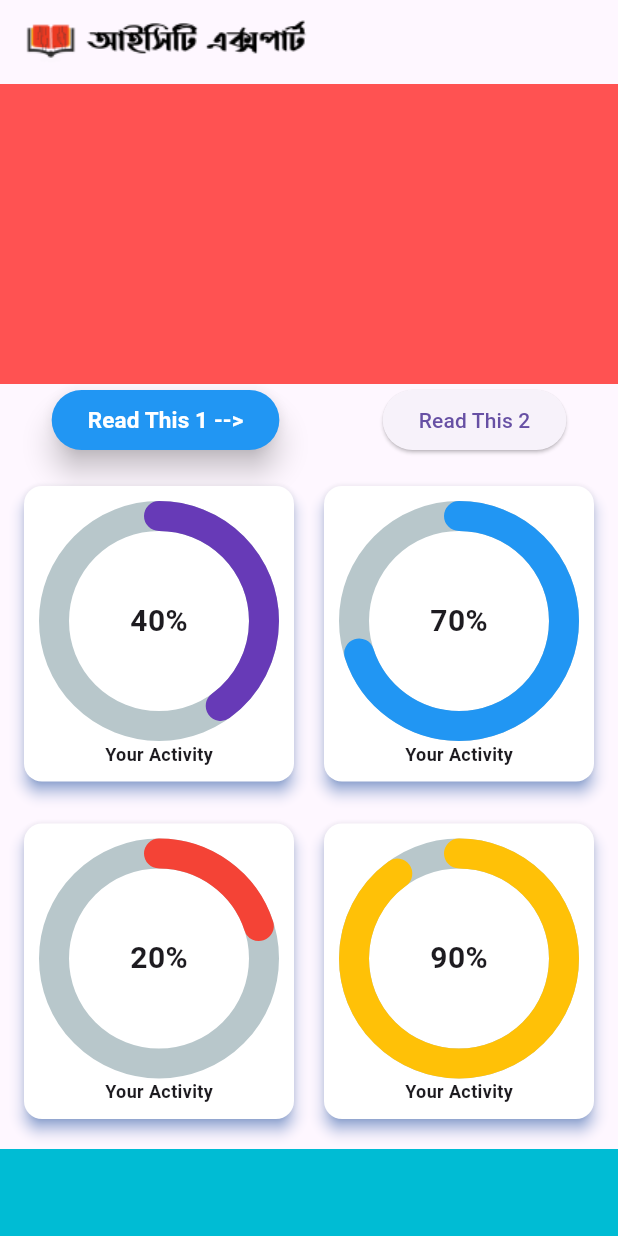
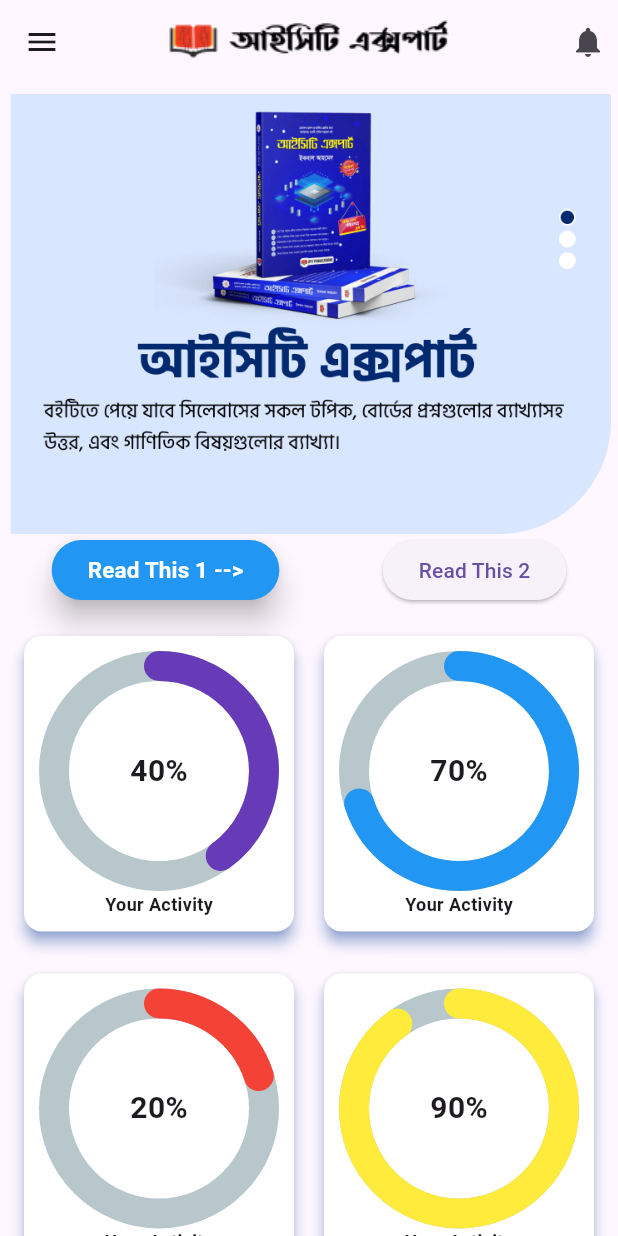
Before and after one commit to kafi015/ictexpartbd, a Flutter app: the screen it shows after launch, on a phone screen of 412 x 824 dp. Run offline on Flutter 3.47's test engine with Material 3 defaults, Android fonts, the phone set to English and light mode, and no system bars; drawn by our look-alikes of percent_indicator; our stand-ins replace get.

Commit message:
home slider working

```diff
--- a/lib/main.dart
+++ b/lib/main.dart
@@ -1,4 +1,3 @@
-import 'package:flutter/cupertino.dart';
 import 'package:flutter/material.dart';
 import 'package:get/get.dart';
 import 'package:ictexpartbd/ui/screens/authentication/splash_screen.dart';
--- a/lib/ui/screens/home_page.dart
+++ b/lib/ui/screens/home_page.dart
@@ -1,6 +1,5 @@
 import 'package:flutter/material.dart';
-import 'package:percent_indicator/circular_percent_indicator.dart';
-
+import 'package:ictexpartbd/ui/screens/widget/home_activity_card.dart';
 import '../utils/utils.dart';
 
 class HomeScreen extends StatelessWidget {
@@ -10,7 +9,15 @@ class HomeScreen extends StatelessWidget {
   Widget build(BuildContext context) {
     return Scaffold(
       appBar: AppBar(
+        leading: const Icon(Icons.menu),
         title: Image.asset(Utils.appIcon),
+        centerTitle: true,
+        actions: const[
+          Padding(
+            padding: EdgeInsets.all(8.0),
+            child: Icon(Icons.notifications),
+          )
+        ],
       ),
       body: SingleChildScrollView(
         child: Center(
@@ -18,9 +25,13 @@ class HomeScreen extends StatelessWidget {
             mainAxisAlignment: MainAxisAlignment.center,
             children: [
               Container(
-                height: 200,
+                height: 300,
                 width: double.infinity,
-                color: Colors.redAccent,
+                decoration: const BoxDecoration(
+                  image: DecorationImage(
+                    image: AssetImage('assets/home_page/home_slider1.png'),
+                  ),
+                ),
               ),
               Stack(
                 clipBehavior: Clip.none,
@@ -41,7 +52,7 @@ class HomeScreen extends StatelessWidget {
                           backgroundColor: Colors.blue,
                         ),
                         onPressed: () {},
-                        child: Text(
+                        child: const Text(
                           'Read This 1 -->',
                           style: TextStyle(
                             fontSize: 15,
@@ -50,164 +61,76 @@ class HomeScreen extends StatelessWidget {
                           ),
                         ),
                       ),
-                      SizedBox(
+                      const SizedBox(
                         height: 10,
                       ),
                       ElevatedButton(
                         onPressed: () {},
-                        child: Text('Read This 2'),
+                        child: const Text('Read This 2'),
                       ),
                     ],
                   ),
                 ],
               ),
-              SizedBox(
+              const SizedBox(
                 height: 16,
               ),
-              Row(
+              const Row(
                 mainAxisAlignment: MainAxisAlignment.spaceEvenly,
                 children: [
-                  Card(
-                    color: Colors.white,
-                    shadowColor: Colors.blueAccent,
-                    elevation: 4,
-                    child: Padding(
-                      padding: const EdgeInsets.all(10.0),
-                      child: CircularPercentIndicator(
-                        radius: 80,
-                        animation: true,
-                        animationDuration: 1000,
-                        lineWidth: 20,
-                        percent: 0.4,
-                        progressColor: Colors.deepPurple,
-                        circularStrokeCap: CircularStrokeCap.round,
-                        center: Text('40%',
-                            style: TextStyle(
-                                fontSize: 20, fontWeight: FontWeight.bold)),
-                        footer: Text(
-                          'Your Activity',
-                          style: TextStyle(
-                              fontSize: 12, fontWeight: FontWeight.bold),
-                        ),
-                      ),
-                    ),
-                  ),
-                  Card(
-                    color: Colors.white,
-                    shadowColor: Colors.blueAccent,
-                    elevation: 4,
-                    child: Padding(
-                      padding: const EdgeInsets.all(10.0),
-                      child: CircularPercentIndicator(
-                        radius: 80,
-                        animation: true,
-                        animationDuration: 1000,
-                        lineWidth: 20,
-                        percent: 0.7,
-                        progressColor: Colors.blue,
-                        circularStrokeCap: CircularStrokeCap.round,
-                        center: Text('70%',
-                            style: TextStyle(
-                                fontSize: 20, fontWeight: FontWeight.bold)),
-                        footer: Text(
-                          'Your Activity',
-                          style: TextStyle(
-                              fontSize: 12, fontWeight: FontWeight.bold),
-                        ),
-                      ),
-                    ),
-                  ),
+                  HomeActivityCard(percent: 0.4, progressColor: Colors.deepPurple, percentText: '40%', title: 'Your Activity',),
+                  HomeActivityCard(percent: 0.7, progressColor: Colors.blue, percentText: '70%', title: 'Your Activity',),
+
                 ],
               ),
-              SizedBox(height: 20), // Space between rows
-              Row(
+              const SizedBox(height: 20), // Space between rows
+              const Row(
                 mainAxisAlignment: MainAxisAlignment.spaceEvenly,
                 children: [
-                  Card(
-                    color: Colors.white,
-                    shadowColor: Colors.blueAccent,
-                    elevation: 4,
-                    child: Padding(
-                      padding: EdgeInsets.all(10.0),
-                      child: CircularPercentIndicator(
-                        radius: 80,
-                        animation: true,
-                        animationDuration: 1000,
-                        lineWidth: 20,
-                        percent: 0.2,
-                        progressColor: Colors.red,
-                        circularStrokeCap: CircularStrokeCap.round,
-                        center: Text('20%',
-                            style: TextStyle(
-                                fontSize: 20, fontWeight: FontWeight.bold)),
-                        footer: Text(
-                          'Your Activity',
-                          style: TextStyle(
-                              fontSize: 12, fontWeight: FontWeight.bold),
-                        ),
-                      ),
-                    ),
-                  ),
-                  Card(
-                    color: Colors.white,
-                    shadowColor: Colors.blueAccent,
-                    elevation: 4,
-                    child: Padding(
-                      padding: EdgeInsets.all(10.0),
-                      child: CircularPercentIndicator(
-                        radius: 80,
-                        animation: true,
-                        animationDuration: 1000,
-                        lineWidth: 20,
-                        percent: 0.9,
-                        progressColor: Colors.amber,
-                        circularStrokeCap: CircularStrokeCap.round,
-                        center: Text('90%',
-                            style: TextStyle(
-                                fontSize: 20, fontWeight: FontWeight.bold)),
-                        footer: Text(
-                          'Your Activity',
-                          style: TextStyle(
-                              fontSize: 12, fontWeight: FontWeight.bold),
-                        ),
-                      ),
-                    ),
-                  ),
+                  HomeActivityCard(percent: 0.2, progressColor: Colors.red, percentText: '20%', title: 'Your Activity',),
+                  HomeActivityCard(percent: 0.9, progressColor: Colors.yellow, percentText: '90%', title: 'Your Activity',),
+
                 ],
               ),
-              SizedBox(height: 16,),
+
+
+              const SizedBox(height: 16,),
               Container(
                 height: 200,
                 width: double.infinity,
                 color: Colors.cyan,
                 child: Row(
                   children: [
-                    SizedBox(width: 8,),
+                    const SizedBox(width: 8,),
                     Expanded(
+                      child: SingleChildScrollView(
+                        scrollDirection: Axis.horizontal,
+                        physics: const BouncingScrollPhysics(),
                         child: Row(
                           mainAxisAlignment: MainAxisAlignment.start,
                           children: [
-                          CircleAvatar(
+                            const CircleAvatar(
                               radius: 40,
                               backgroundColor: Colors.black12,
                               child: Text('Ali'),
                             ),
-                          SizedBox(width: 24,),
-                          CircleAvatar(
+                            const SizedBox(width: 24,),
+                            const CircleAvatar(
                               radius: 40,
                               backgroundColor: Colors.black12,
                               child: Text('Kafi'),
                             ),
-                          SizedBox(width: 24,),
-                          CircleAvatar(
+                            const SizedBox(width: 24,),
+                            const CircleAvatar(
                               radius: 40,
                               backgroundColor: Colors.black12,
                               child: Text('Araf'),
                             ),
-                          SizedBox(width: 32,),
+                            const SizedBox(width: 32,),
                             ElevatedButton(onPressed: (){},
-                            child: Text('Go to quiz'),),
+                              child: const Text('Go to quiz'),),
                           ],
+                        ),
                       ),),
                   ],
                 ),
--- /dev/null
+++ b/lib/ui/screens/widget/home_activity_card.dart
@@ -0,0 +1,42 @@
+import 'package:flutter/material.dart';
+import 'package:percent_indicator/circular_percent_indicator.dart';
+
+class HomeActivityCard extends StatelessWidget {
+  const HomeActivityCard({
+    super.key, required this.percent, required this.progressColor, required this.percentText, required this.title,
+  });
+  final double percent;
+  final Color progressColor;
+  final String percentText;
+  final String title;
+
+
+  @override
+  Widget build(BuildContext context) {
+    return Card(
+      color: Colors.white,
+      shadowColor: Colors.blueAccent,
+      elevation: 4,
+      child: Padding(
+        padding: const EdgeInsets.all(10.0),
+        child: CircularPercentIndicator(
+          radius: 80,
+          animation: true,
+          animationDuration: 1000,
+          lineWidth: 20,
+          percent: percent,
+          progressColor: progressColor,
+          circularStrokeCap: CircularStrokeCap.round,
+          center: Text(percentText,
+              style: const TextStyle(
+                  fontSize: 20, fontWeight: FontWeight.bold)),
+          footer: Text(
+            title,
+            style: const TextStyle(
+                fontSize: 12, fontWeight: FontWeight.bold),
+          ),
+        ),
+      ),
+    );
+  }
+}
--- a/pubspec.yaml
+++ b/pubspec.yaml
@@ -63,6 +63,7 @@ flutter:
   # To add assets to your application, add an assets section, like this:
   assets:
      - assets/logo/
+     - assets/home_page/
   #   - images/a_dot_ham.jpeg
 
   # An image asset can refer to one or more resolution-specific "variants", see
```
Also changed, not shown: assets/home_page/home_slider1.png (added), assets/home_page/home_slider2.png (added). Lines whose indentation alone changed are shown as unchanged.
